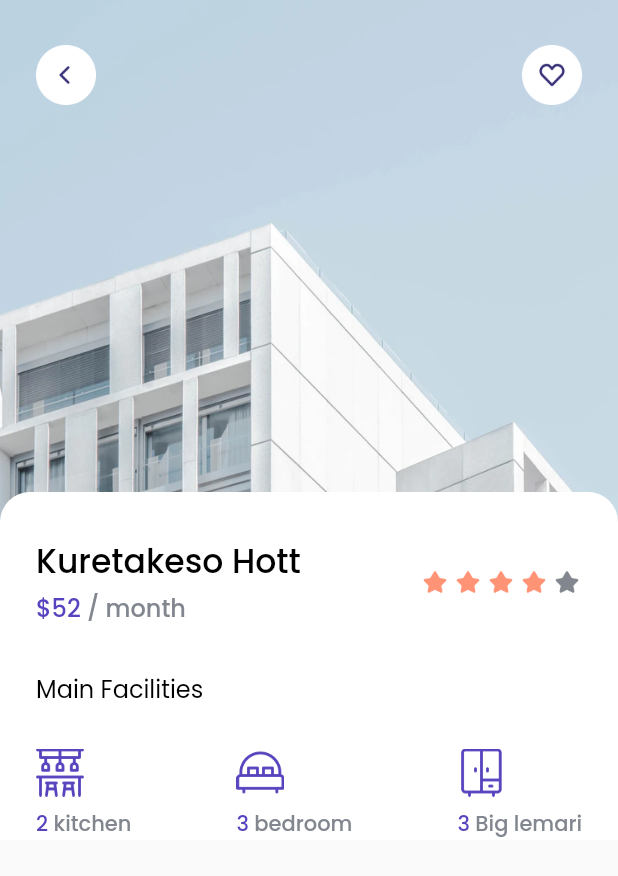
After one commit to fanicahyo7/bwa_cozy, a Flutter app: the DetailPage screen opened directly, on a phone screen of 412 x 824 dp. The commit adds this screen. Shown: the top 876 px of the screen. Run offline on Flutter 3.47's test engine with Material 2 defaults, Android fonts, the phone set to English and light mode, and no system bars; our stand-ins replace google_fonts.

Commit message:
detail facilities

```diff
--- a/lib/models/space.dart
+++ b/lib/models/space.dart
@@ -1,7 +1,7 @@
 class Space {
   int id;
   String name;
-  double price;
+  int price;
   int rating;
   String city;
   String country;
--- /dev/null
+++ b/lib/pages/detail_page.dart
@@ -0,0 +1,162 @@
+import 'package:bwa_cozy/theme.dart';
+import 'package:bwa_cozy/widgets/facilities_button.dart';
+import 'package:flutter/material.dart';
+
+class DetailPage extends StatelessWidget {
+  @override
+  Widget build(BuildContext context) {
+    return Scaffold(
+      body: SafeArea(
+          child: Stack(
+        children: [
+          Image.asset(
+            'assets/detail.png',
+            width: MediaQuery.of(context).size.width,
+            height: 350,
+            fit: BoxFit.cover,
+          ),
+          Container(
+            margin: EdgeInsets.fromLTRB(jarak, 30, jarak, 0),
+            child: Row(
+              mainAxisAlignment: MainAxisAlignment.spaceBetween,
+              children: [
+                InkWell(
+                  onTap: () {
+                    Navigator.pop(context);
+                  },
+                  child: Image.asset(
+                    'assets/btn_back.png',
+                    width: 40,
+                  ),
+                ),
+                Image.asset(
+                  'assets/btn_wishlist.png',
+                  width: 40,
+                ),
+              ],
+            ),
+          ),
+          ListView(
+            children: [
+              SizedBox(
+                height: 328,
+              ),
+              Container(
+                width: MediaQuery.of(context).size.width,
+                decoration: BoxDecoration(
+                    borderRadius:
+                        BorderRadius.vertical(top: Radius.circular(20)),
+                    color: whiteColor),
+                child: Column(
+                  // NOTE : HEADER
+                  crossAxisAlignment: CrossAxisAlignment.start,
+                  children: [
+                    SizedBox(
+                      height: 30,
+                    ),
+                    Padding(
+                      padding: EdgeInsets.symmetric(horizontal: jarak),
+                      child: Row(
+                        mainAxisAlignment: MainAxisAlignment.spaceBetween,
+                        children: [
+                          Column(
+                            crossAxisAlignment: CrossAxisAlignment.start,
+                            children: [
+                              Text(
+                                'Kuretakeso Hott',
+                                style: poppinsMedium.copyWith(
+                                    color: blackColor, fontSize: 22),
+                              ),
+                              SizedBox(
+                                height: 2,
+                              ),
+                              Text.rich(TextSpan(
+                                  text: '\$52',
+                                  style: poppinsMedium.copyWith(
+                                      color: purpleColor, fontSize: 16),
+                                  children: [
+                                    TextSpan(
+                                        text: ' / month',
+                                        style: poppinsMedium.copyWith(
+                                            color: greyColor, fontSize: 16))
+                                  ])),
+                            ],
+                          ),
+                          Row(
+                            children: [
+                              Image.asset(
+                                'assets/Icon_star_solid.png',
+                                width: 20,
+                              ),
+                              SizedBox(
+                                width: 2,
+                              ),
+                              Image.asset(
+                                'assets/Icon_star_solid.png',
+                                width: 20,
+                              ),
+                              SizedBox(
+                                width: 2,
+                              ),
+                              Image.asset(
+                                'assets/Icon_star_solid.png',
+                                width: 20,
+                              ),
+                              SizedBox(
+                                width: 2,
+                              ),
+                              Image.asset(
+                                'assets/Icon_star_solid.png',
+                                width: 20,
+                              ),
+                              SizedBox(
+                                width: 2,
+                              ),
+                              Image.asset(
+                                'assets/Icon_star_solid.png',
+                                width: 20,
+                                color: greyColor,
+                              ),
+                            ],
+                          ),
+                        ],
+                      ),
+                    ),
+                    SizedBox(
+                      height: 30,
+                    ),
+                    // NOTE : FACILITIES
+                    Container(
+                      padding: EdgeInsets.only(left: jarak),
+                      margin: EdgeInsets.only(bottom: 16),
+                      child: Text(
+                        'Main Facilities',
+                        style: TextStyle(color: blackColor, fontSize: 16),
+                      ),
+                    ),
+                    SizedBox(
+                      height: 12,
+                    ),
+                    Padding(
+                      padding: EdgeInsets.symmetric(horizontal: jarak),
+                      child: Row(
+                        mainAxisAlignment: MainAxisAlignment.spaceBetween,
+                        children: [
+                          FacilitiesButton(
+                              'kitchen', 'assets/icon-kitchen.png', 2),
+                          FacilitiesButton('bedroom', 'assets/icon-bed.png', 3),
+                          FacilitiesButton(
+                              'Big lemari', 'assets/icon-lemari.png', 3),
+                        ],
+                      ),
+                    )
+                  ],
+                ),
+              ),
+            ],
+          )
+        ],
+      )),
+    );
+  }
+}
--- /dev/null
+++ b/lib/widgets/facilities_button.dart
@@ -0,0 +1,34 @@
+import 'package:flutter/material.dart';
+
+import '../theme.dart';
+
+class FacilitiesButton extends StatelessWidget {
+  final String nama;
+  final String imageURL;
+  final int total;
+
+  FacilitiesButton(this.nama, this.imageURL, this.total);
+  @override
+  Widget build(BuildContext context) {
+    return Column(
+      crossAxisAlignment: CrossAxisAlignment.start,
+      children: [
+        Image.asset(
+          imageURL,
+          width: 32,
+        ),
+        SizedBox(
+          height: 8,
+        ),
+        Text.rich(TextSpan(
+            text: total.toString(),
+            style: poppinsMedium.copyWith(color: purpleColor, fontSize: 14),
+            children: [
+              TextSpan(
+                  text: ' $nama',
+                  style: poppinsMedium.copyWith(color: greyColor, fontSize: 14))
+            ])),
+      ],
+    );
+  }
+}
--- a/lib/widgets/space_card.dart
+++ b/lib/widgets/space_card.dart
@@ -1,4 +1,5 @@
 import 'package:bwa_cozy/models/space.dart';
+import 'package:bwa_cozy/pages/detail_page.dart';
 import 'package:flutter/material.dart';
 
 import '../theme.dart';
@@ -9,7 +10,11 @@ class SpaceCard extends StatelessWidget {
   const SpaceCard(this.space);
   @override
   Widget build(BuildContext context) {
-    return Row(
+    return InkWell(
+      onTap: () {
+        Navigator.push(context, MaterialPageRoute(builder: (context) => DetailPage()));
+      },
+          child: Row(
         children: [
           ClipRRect(
             borderRadius: BorderRadius.circular(18),
@@ -91,6 +96,7 @@ class SpaceCard extends StatelessWidget {
             ],
           )
         ],
+      ),
     );
   }
 }
```
Lines whose indentation alone changed are shown as unchanged.
